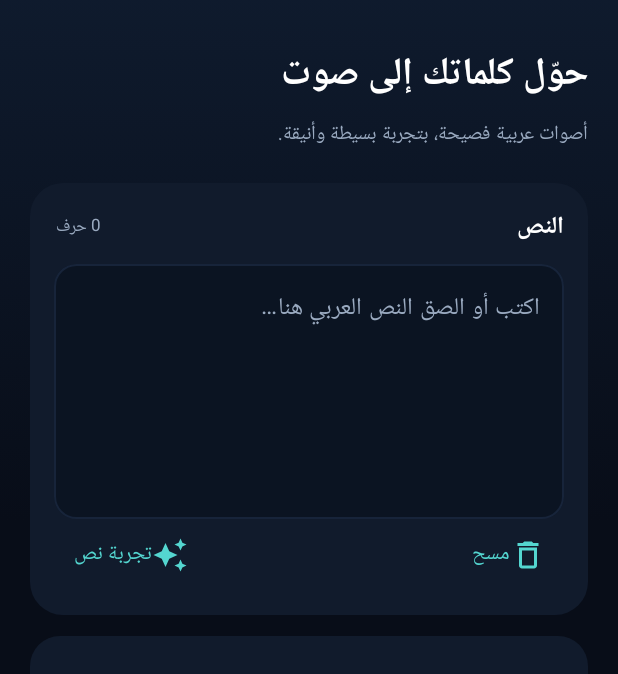
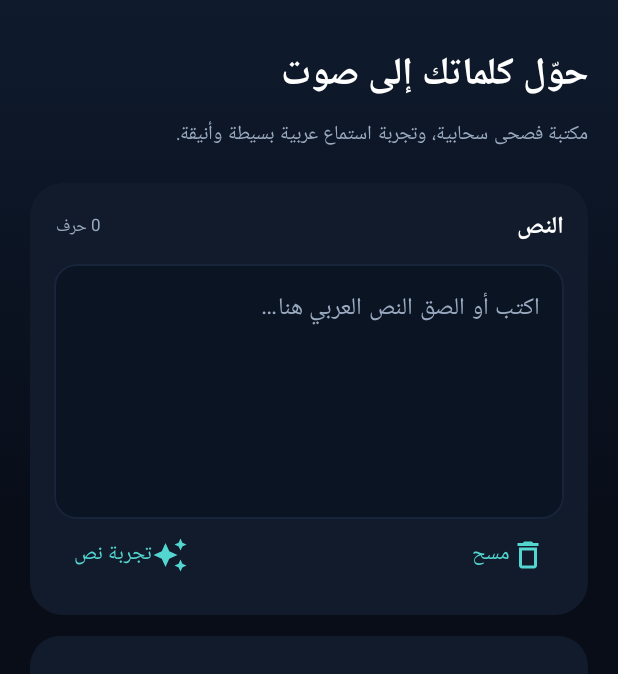
Before and after one commit to a730889067-sys/SAWT-AI, an Android app built with Jetpack Compose: the screen it shows after launch (MainActivity), on a phone screen of 412 x 824 dp, the part 97-771 px from its top. Run offline under Robolectric (Android 15) with nearby library versions, the phone set to English and light mode, and no system bars.

Commit message:
Fix MP3 export helper annotation and clarify MSA copy

```diff
--- a/app/src/main/java/com/sawt/ai/MainActivity.kt
+++ b/app/src/main/java/com/sawt/ai/MainActivity.kt
@@ -113,7 +113,7 @@ private fun SawtApp() {
     when(tab) {
      0 -> {
       Text("حوّل كلماتك إلى صوت",fontSize=25.sp,fontWeight=FontWeight.Bold)
-      Spacer(Modifier.height(6.dp)); Text("أصوات عربية فصيحة، بتجربة بسيطة وأنيقة.",color=Muted,fontSize=13.sp)
+      Spacer(Modifier.height(6.dp)); Text("مكتبة فصحى سحابية، وتجربة استماع عربية بسيطة وأنيقة.",color=Muted,fontSize=13.sp)
       Spacer(Modifier.height(20.dp))
       Surface(color=Panel,shape=RoundedCornerShape(22.dp),modifier=Modifier.fillMaxWidth()) {
        Column(Modifier.padding(16.dp)) {
@@ -239,7 +239,6 @@ private fun SawtApp() {
  }
 }
 
-@Composable
 private fun saveAudioToDownloads(context: android.content.Context, source: File): String {
  val filename = "SAWT-${System.currentTimeMillis()}.mp3"
  if (Build.VERSION.SDK_INT >= 29) {
```
